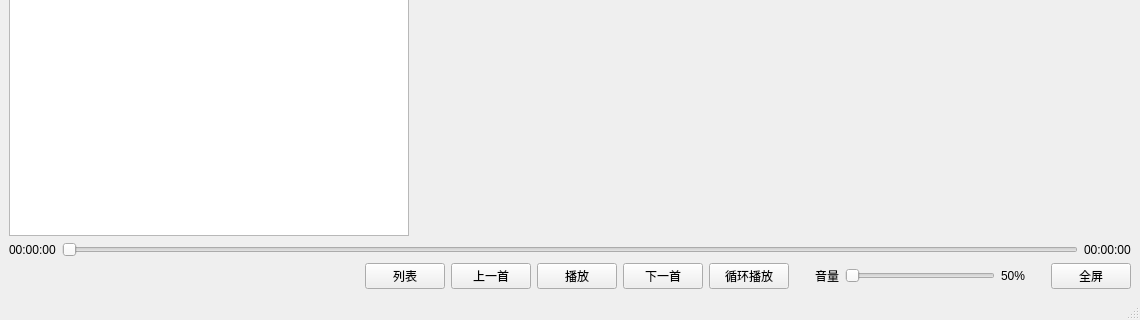
Old version of the form mainwindow.ui in the repository wwwwwalter/mp4_player; both pictures show x 0 to 1140 and y 330 to 650 of the 1140 by 650 pixel window.
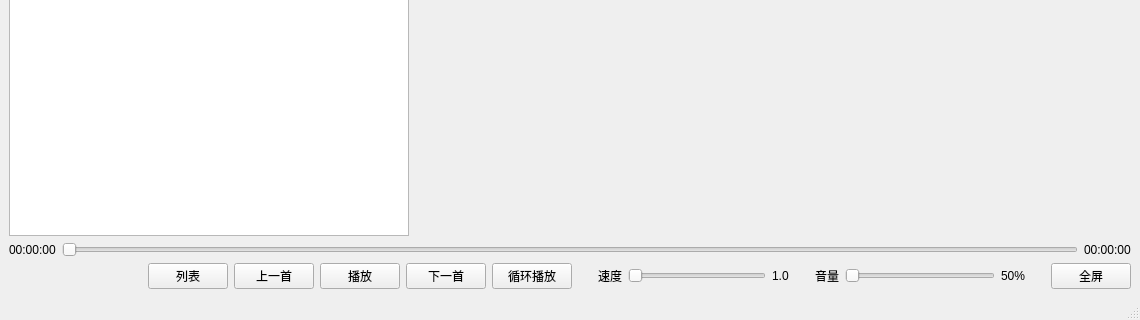
New version of the form. Custom widgets are drawn as their Qt base class.

Commit message: add play_speed control by setting playback rate

The edit to the form file:
```diff
--- a/mainwindow.ui
+++ b/mainwindow.ui
@@ -140,6 +140,43 @@
         </property>
        </spacer>
       </item>
+      <item>
+       <widget class="QLabel" name="label">
+        <property name="text">
+         <string>速度</string>
+        </property>
+       </widget>
+      </item>
+      <item>
+       <widget class="QSlider" name="horizontalSlider_speed">
+        <property name="orientation">
+         <enum>Qt::Horizontal</enum>
+        </property>
+       </widget>
+      </item>
+      <item>
+       <widget class="QLabel" name="label_speed">
+        <property name="text">
+         <string>1.0</string>
+        </property>
+       </widget>
+      </item>
+      <item>
+       <spacer name="horizontalSpacer_4">
+        <property name="orientation">
+         <enum>Qt::Horizontal</enum>
+        </property>
+        <property name="sizeType">
+         <enum>QSizePolicy::Preferred</enum>
+        </property>
+        <property name="sizeHint" stdset="0">
+         <size>
+          <width>20</width>
+          <height>20</height>
+         </size>
+        </property>
+       </spacer>
+      </item>
       <item>
        <widget class="QLabel" name="label_4">
         <property name="text">
```
The commit also changes 2 other files.
